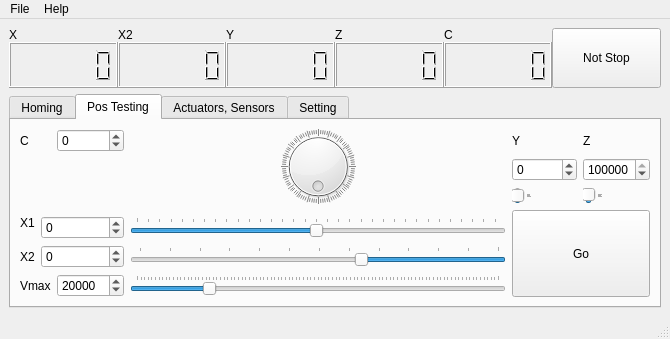
Qt form Gui.ui (gxurma/PythonCanSteering) before a commit.
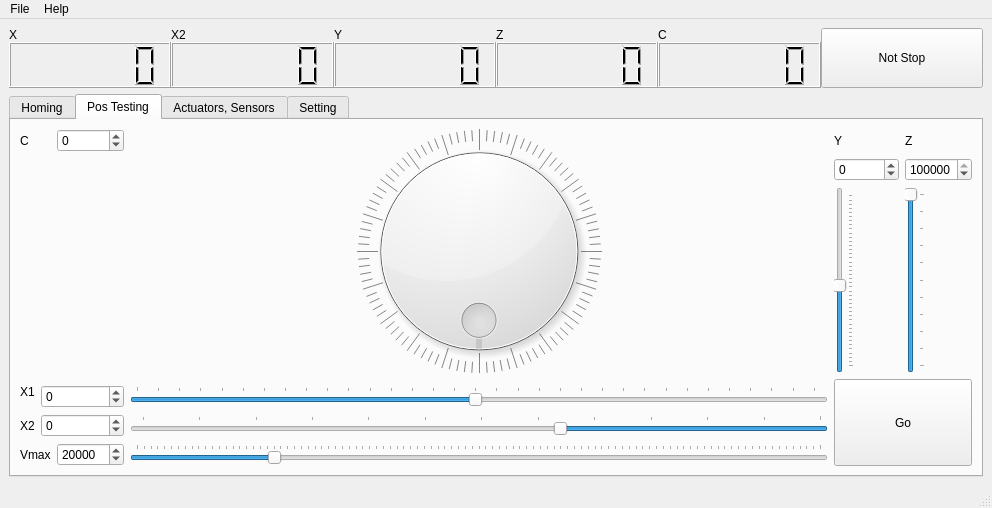
The same form after that commit. The open tabs and pages were chosen to show the change.

Commit message: Köztes feltöltése az új funkcióknak

The edit to the form file:
```diff
--- a/Gui.ui
+++ b/Gui.ui
@@ -6,8 +6,8 @@
    <rect>
     <x>0</x>
     <y>0</y>
-    <width>621</width>
-    <height>330</height>
+    <width>992</width>
+    <height>508</height>
    </rect>
   </property>
   <property name="windowTitle">
@@ -1112,7 +1112,7 @@
     <rect>
      <x>0</x>
      <y>0</y>
-     <width>621</width>
+     <width>992</width>
      <height>21</height>
     </rect>
    </property>
```
Left out of the diff: 2 changed lines with no effect on the pictures. The commit also changes 2 other files.
